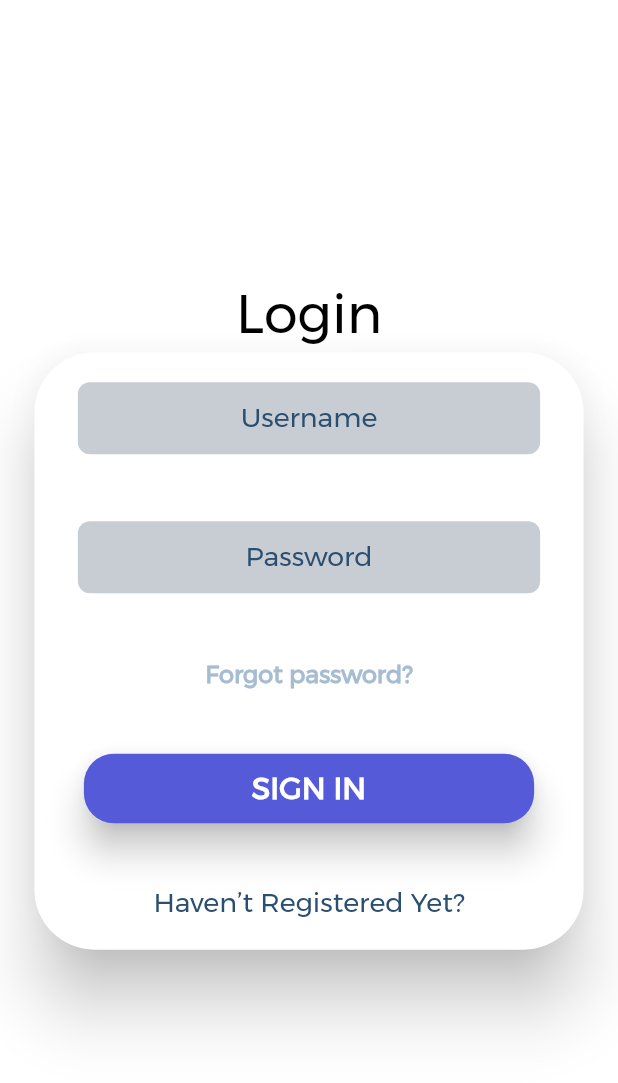
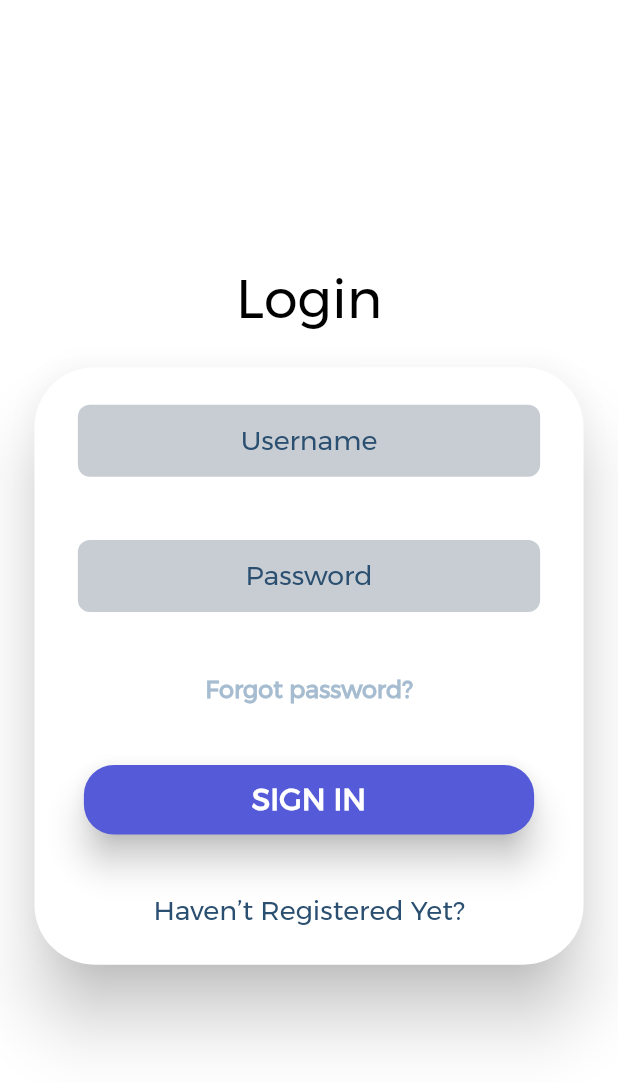
Before and after one commit to jyothir10/bibliotheca, a Flutter app: the screen it shows after launch, on a phone screen of 412 x 824 dp. Shown: the top 1083 px of the screen. Run offline on Flutter 3.47's test engine with Material 2 defaults, Android fonts, the light colour scheme and no system bars; our stand-ins replace flutter_svg.

Commit message:
LoginScreen.dart

```diff
--- /dev/null
+++ b/lib/Components/blueButton.dart
@@ -0,0 +1,37 @@
+import 'package:flutter/material.dart';
+
+class blueButton extends StatelessWidget {
+
+  final String text;
+  final double width;
+  const blueButton({
+    required this.text,
+    required this.width,
+    Key? key,
+  }) : super(key: key);
+
+  @override
+  Widget build(BuildContext context) {
+    return Container(
+      height: MediaQuery.of(context).size.height * .066,
+      width: width,
+      child: Card(
+        color: Color(0xff545ad8),
+        elevation: 10,
+        shape: const RoundedRectangleBorder(
+          borderRadius: BorderRadius.all(Radius.circular(20),),
+        ),
+        child: Center(
+          child: Text(text,
+            style: const TextStyle(
+              color: Colors.white,
+              fontSize: 20,
+              fontFamily: 'Montserrat',
+              fontWeight: FontWeight.w600,
+            ),
+          ),
+        ),
+      ),
+    );
+  }
+}
--- a/lib/Screens/LoginScreen.dart
+++ b/lib/Screens/LoginScreen.dart
@@ -1,6 +1,6 @@
 import 'package:flutter/material.dart';
 import 'package:bibliotheca/Components/LoginScreenTextfiled.dart';
-
+import 'package:bibliotheca/Components/blueButton.dart';
 
 class LoginScreen extends StatefulWidget {
   static const String id ='/login';
@@ -19,11 +19,14 @@ class _LoginScreenState extends State<LoginScreen> {
         child: Column(
           mainAxisAlignment: MainAxisAlignment.center,
           children: [
-            const Text('Login',
-              style: TextStyle(
-                color: Colors.black,
-                fontSize: 36,
-                fontFamily: 'Montserrat',
+            const Padding(
+              padding: EdgeInsets.only(bottom: 20),
+              child: Text('Login',
+                style: TextStyle(
+                  color: Colors.black,
+                  fontSize: 36,
+                  fontFamily: 'Montserrat',
+                ),
               ),
             ),
             Container(
@@ -36,7 +39,7 @@ class _LoginScreenState extends State<LoginScreen> {
                   borderRadius: BorderRadius.all(Radius.circular(40),),
                 ),
                 child: Padding(
-                  padding: const EdgeInsets.symmetric(vertical: 20),
+                  padding: const EdgeInsets.symmetric(vertical: 25),
                   child: Column(
                     mainAxisAlignment: MainAxisAlignment.spaceBetween,
                     children: [
@@ -60,26 +63,9 @@ class _LoginScreenState extends State<LoginScreen> {
                           fontWeight: FontWeight.w600,
                         ),
                       ),
-                      Container(
-                        height: MediaQuery.of(context).size.height * .066,
+                      blueButton(
+                        text: "SIGN IN",
                         width: MediaQuery.of(context).size.width * .748,
-                        child: const Card(
-                          color: Color(0xff545ad8),
-                          elevation: 10,
-                          shape: RoundedRectangleBorder(
-                            borderRadius: BorderRadius.all(Radius.circular(20),),
-                          ),
-                          child: Center(
-                            child: Text('SIGN IN',
-                              style: TextStyle(
-                                color: Colors.white,
-                                fontSize: 20,
-                                fontFamily: 'Montserrat',
-                                fontWeight: FontWeight.w600,
-                              ),
-                            ),
-                          ),
-                        ),
                       ),
                       const Text('Haven’t Registered Yet?',
                         style: TextStyle(
```
